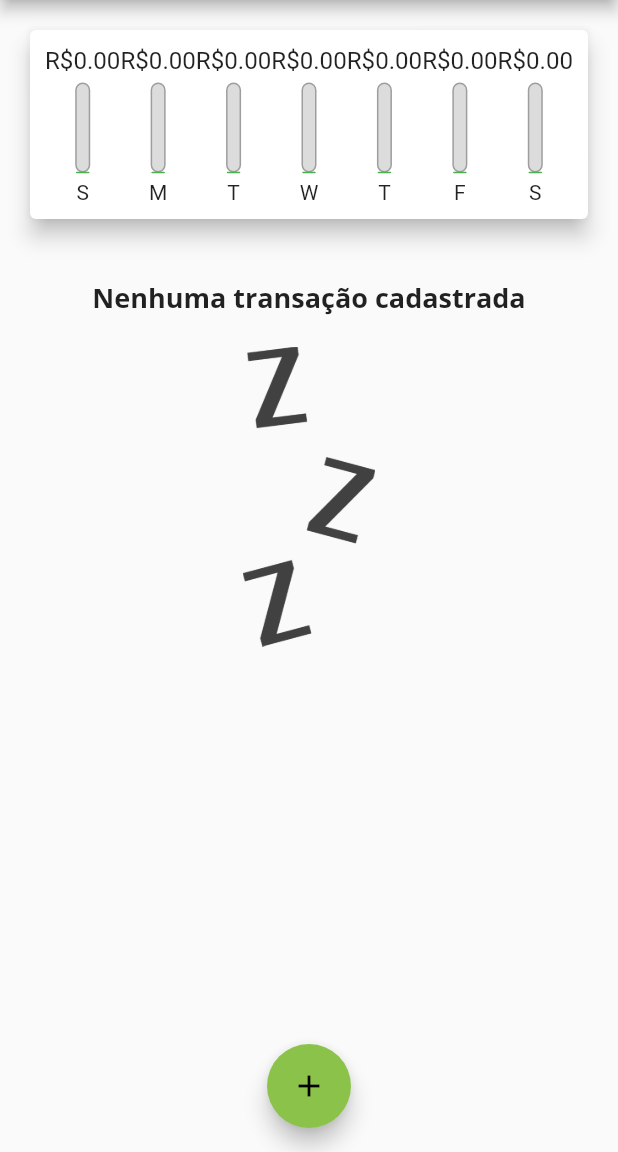
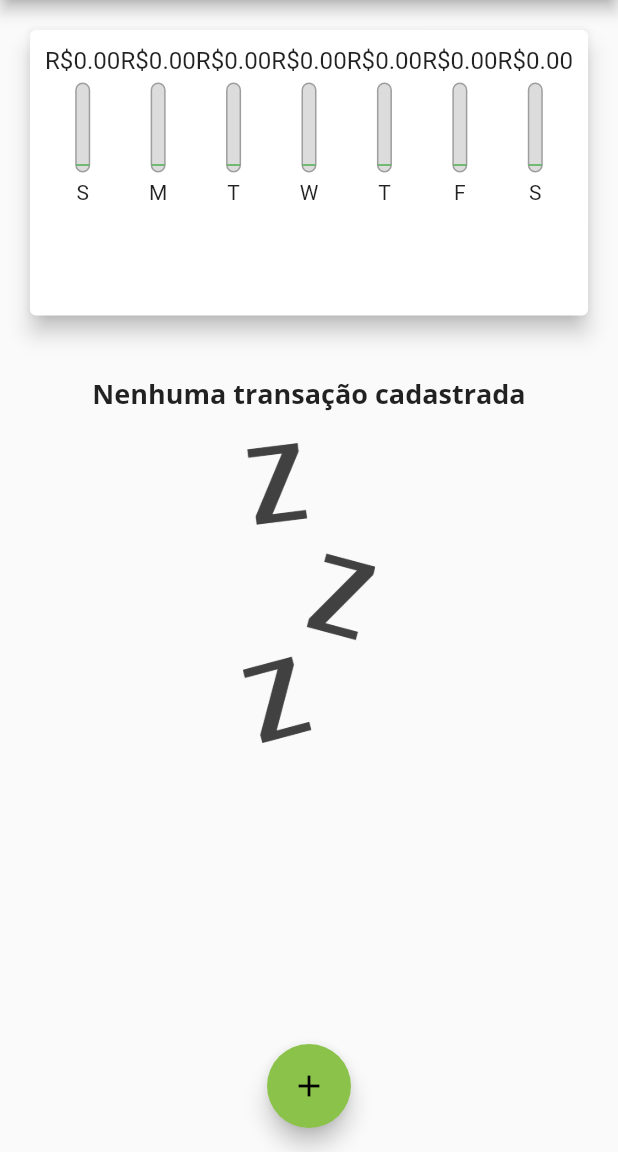
Before and after one commit to AlexBarroSS/yespense, a Flutter app: the screen it shows after launch, on a phone screen of 412 x 824 dp, the part 84-1236 px from its top. Run offline on Flutter 3.47's test engine with Material 2 defaults, Android fonts, the phone set to English and light mode, and no system bars.

Commit message:
Resolve problem with chartBar padding

```diff
--- a/lib/components/chart_bar.dart
+++ b/lib/components/chart_bar.dart
@@ -39,7 +39,11 @@ class ChartBar extends StatelessWidget {
                   borderRadius: BorderRadius.circular(5),
                 ),
               ),
-              FractionallySizedBox(
+              Padding(
+                padding: percentage < 0.1
+                    ? const EdgeInsets.only(bottom: 5)
+                    : EdgeInsets.all(0),
+                child: FractionallySizedBox(
                   heightFactor: percentage,
                   child: Container(
                     decoration: BoxDecoration(
@@ -52,6 +56,7 @@ class ChartBar extends StatelessWidget {
                     ),
                   ),
                 ),
+              ),
             ],
           ),
         ),
--- a/lib/components/transaction_form.dart
+++ b/lib/components/transaction_form.dart
@@ -46,8 +46,7 @@ class _TransactionFormState extends State<TransactionForm> {
 
   @override
   Widget build(BuildContext context) {
-    return SingleChildScrollView(
-      child: Card(
+    return Card(
       elevation: 5,
       child: Padding(
         padding: EdgeInsets.all(10),
@@ -102,7 +101,6 @@ class _TransactionFormState extends State<TransactionForm> {
           ],
         ),
       ),
-      ),
     );
   }
 }
--- a/lib/components/transactions_list.dart
+++ b/lib/components/transactions_list.dart
@@ -10,9 +10,7 @@ class TransactionsList extends StatelessWidget {
 
   @override
   Widget build(BuildContext context) {
-    return Container(
-      height: 300,
-      child: transactionList.isEmpty
+    return transactionList.isEmpty
         ? Column(
             children: <Widget>[
               SizedBox(height: 20),
@@ -23,8 +21,8 @@ class TransactionsList extends StatelessWidget {
               SizedBox(height: 20),
               Container(
                 height: 200,
-                  child: Image.asset('assets/images/waiting.png',
-                      fit: BoxFit.cover),
+                child:
+                    Image.asset('assets/images/waiting.png', fit: BoxFit.cover),
               )
             ],
           )
@@ -64,7 +62,6 @@ class TransactionsList extends StatelessWidget {
                 ),
               );
             },
-            ),
           );
   }
 }
--- a/lib/main.dart
+++ b/lib/main.dart
@@ -92,8 +92,7 @@ class _HomePageState extends State<HomePage> {
 
   @override
   Widget build(BuildContext context) {
-    return Scaffold(
-      appBar: AppBar(
+    final appBar = AppBar(
       title: Text("Despesas pessoais"),
       actions: [
         IconButton(
@@ -101,15 +100,26 @@ class _HomePageState extends State<HomePage> {
           icon: Icon(Icons.add),
         ),
       ],
-      ),
+    );
+    final availableHeight = MediaQuery.of(context).size.height -
+        appBar.preferredSize.height -
+        MediaQuery.of(context).padding.top;
+
+    return Scaffold(
+      appBar: appBar,
       body: SingleChildScrollView(
         child: Column(
           crossAxisAlignment: CrossAxisAlignment.stretch,
           children: <Widget>[
             Column(
               children: <Widget>[
-                Chart(_recentTransactions),
-                TransactionsList(_transactions, _deleteTransaction),
+                Container(
+                  height: availableHeight * 0.3,
+                  child: Chart(_recentTransactions),
+                ),
+                Container(
+                    height: availableHeight * 0.7,
+                    child: TransactionsList(_transactions, _deleteTransaction)),
               ],
             ),
           ],
```
Lines whose indentation alone changed are shown as unchanged.
